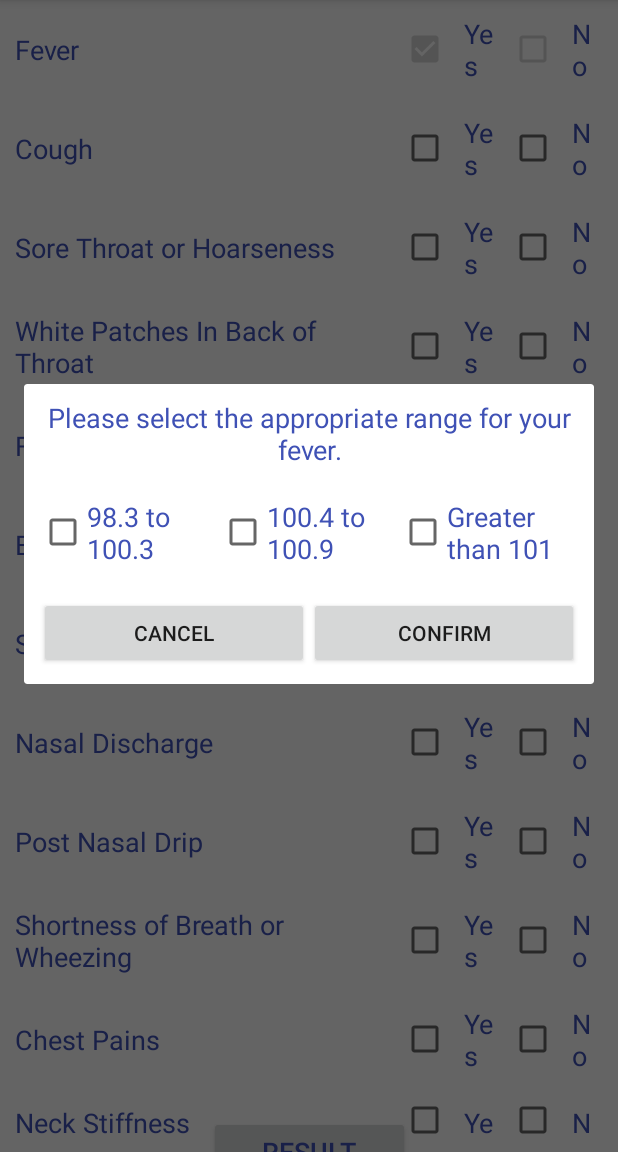
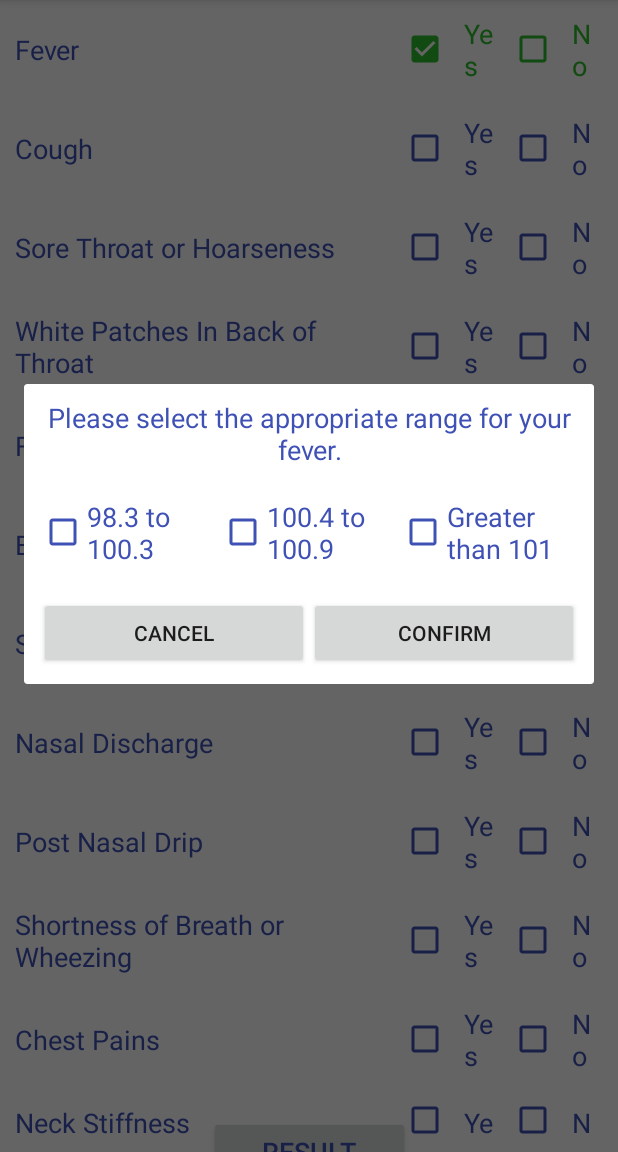
Before and after one commit to jrose27/AntibioticOrNot, an Android app: the QuestionnaireOneActivity screen opened directly, with no data from a screen before it, after a tap on "Yes", on a phone screen of 412 x 824 dp, the part 84-1236 px from its top. Run offline under Robolectric (Android 15) with nearby library versions, the phone set to English and light mode, and no system bars.

Commit message:
Added custom checkbox buttons and checkbox text

```diff
--- /dev/null
+++ b/app/src/main/res/drawable/checkbox_edit.xml
@@ -0,0 +1,8 @@
+<?xml version="1.0" encoding="utf-8"?>
+<selector xmlns:android="http://schemas.android.com/apk/res/android">
+
+        <item android:state_enabled="false" android:color="@color/colorAccent"/>
+        <item android:color="@color/colorPrimary"/>
+
+
+</selector>
--- a/app/src/main/res/layout/activity_questionnaire_one_layout.xml
+++ b/app/src/main/res/layout/activity_questionnaire_one_layout.xml
@@ -5,6 +5,7 @@
     android:layout_width="match_parent"
     android:layout_height="match_parent"
     tools:context="com.borregobrothers.jrose.antibioticornot.QuestionnaireOneActivity">
+
 
     <LinearLayout
         android:id="@+id/questionnaireOneLayout"
@@ -40,7 +41,8 @@
                 android:layout_weight="0.27"
                 android:text="@string/yes"
                 android:textSize="18sp"
-                android:textColor="@color/colorPrimary"
+                android:buttonTint="@drawable/checkbox_edit"
+                android:textColor="@drawable/checkbox_edit"
                 android:padding="10dp"/>
 
             <CheckBox
@@ -50,7 +52,8 @@
                 android:layout_weight="0.27"
                 android:text="@string/no"
                 android:textSize="18sp"
-                android:textColor="@color/colorPrimary"
+                android:buttonTint="@drawable/checkbox_edit"
+                android:textColor="@drawable/checkbox_edit"
                 android:padding="10dp"/>
 
         </LinearLayout>
@@ -80,7 +83,8 @@
                 android:layout_weight="0.27"
                 android:text="@string/yes"
                 android:textSize="18sp"
-                android:textColor="@color/colorPrimary"
+                android:buttonTint="@drawable/checkbox_edit"
+                android:textColor="@drawable/checkbox_edit"
                 android:padding="10dp"/>
 
             <CheckBox
@@ -90,7 +94,8 @@
                 android:layout_weight="0.27"
                 android:text="@string/no"
                 android:textSize="18sp"
-                android:textColor="@color/colorPrimary"
+                android:buttonTint="@drawable/checkbox_edit"
+                android:textColor="@drawable/checkbox_edit"
                 android:padding="10dp"/>
         </LinearLayout>
 
@@ -118,7 +123,8 @@
                 android:layout_weight="0.27"
                 android:text="@string/yes"
                 android:textSize="18sp"
-                android:textColor="@color/colorPrimary"
+                android:buttonTint="@drawable/checkbox_edit"
+                android:textColor="@drawable/checkbox_edit"
                 android:padding="10dp"/>
 
             <CheckBox
@@ -128,7 +134,8 @@
                 android:layout_weight="0.27"
                 android:text="@string/no"
                 android:textSize="18sp"
-                android:textColor="@color/colorPrimary"
+                android:buttonTint="@drawable/checkbox_edit"
+                android:textColor="@drawable/checkbox_edit"
                 android:padding="10dp"/>
         </LinearLayout>
 
@@ -145,7 +152,8 @@
                 android:layout_height="wrap_content"
                 android:layout_weight="1"
                 android:text="@string/white_patches_in_throat_label_text"
-                android:textColor="@color/colorPrimary"
+                android:buttonTint="@drawable/checkbox_edit"
+                android:textColor="@drawable/checkbox_edit"
                 android:textSize="18sp"
                 android:padding="10dp"/>
 
@@ -156,7 +164,8 @@
                 android:layout_weight="0.27"
                 android:text="@string/yes"
                 android:textSize="18sp"
-                android:textColor="@color/colorPrimary"
+                android:buttonTint="@drawable/checkbox_edit"
+                android:textColor="@drawable/checkbox_edit"
                 android:padding="10dp"/>
 
             <CheckBox
@@ -166,7 +175,8 @@
                 android:layout_weight="0.27"
                 android:text="@string/no"
                 android:textSize="18sp"
-                android:textColor="@color/colorPrimary"
+                android:buttonTint="@drawable/checkbox_edit"
+                android:textColor="@drawable/checkbox_edit"
                 android:padding="10dp"/>
         </LinearLayout>
 
@@ -194,7 +204,8 @@
                 android:layout_weight="0.27"
                 android:text="@string/yes"
                 android:textSize="18sp"
-                android:textColor="@color/colorPrimary"
+                android:buttonTint="@drawable/checkbox_edit"
+                android:textColor="@drawable/checkbox_edit"
                 android:padding="10dp"/>
 
             <CheckBox
@@ -204,7 +215,8 @@
                 android:layout_weight="0.27"
                 android:text="@string/no"
                 android:textSize="18sp"
-                android:textColor="@color/colorPrimary"
+                android:buttonTint="@drawable/checkbox_edit"
+                android:textColor="@drawable/checkbox_edit"
                 android:padding="10dp"/>
         </LinearLayout>
 
@@ -232,7 +244,8 @@
                 android:layout_weight="0.27"
                 android:text="@string/yes"
                 android:textSize="18sp"
-                android:textColor="@color/colorPrimary"
+                android:buttonTint="@drawable/checkbox_edit"
+                android:textColor="@drawable/checkbox_edit"
                 android:padding="10dp"/>
 
             <CheckBox
@@ -242,7 +255,8 @@
                 android:layout_weight="0.27"
                 android:text="@string/no"
                 android:textSize="18sp"
-                android:textColor="@color/colorPrimary"
+                android:buttonTint="@drawable/checkbox_edit"
+                android:textColor="@drawable/checkbox_edit"
                 android:padding="10dp"/>
         </LinearLayout>
 
@@ -270,7 +284,8 @@
                 android:layout_weight="0.27"
                 android:text="@string/yes"
                 android:textSize="18sp"
-                android:textColor="@color/colorPrimary"
+                android:buttonTint="@drawable/checkbox_edit"
+                android:textColor="@drawable/checkbox_edit"
                 android:padding="10dp"/>
 
             <CheckBox
@@ -280,7 +295,8 @@
                 android:layout_weight="0.27"
                 android:text="@string/no"
                 android:textSize="18sp"
-                android:textColor="@color/colorPrimary"
+                android:buttonTint="@drawable/checkbox_edit"
+                android:textColor="@drawable/checkbox_edit"
                 android:padding="10dp"/>
         </LinearLayout>
 
@@ -308,7 +324,8 @@
                 android:layout_weight="0.27"
                 android:text="@string/yes"
                 android:textSize="18sp"
-                android:textColor="@color/colorPrimary"
+                android:buttonTint="@drawable/checkbox_edit"
+                android:textColor="@drawable/checkbox_edit"
                 android:padding="10dp"/>
 
             <CheckBox
@@ -318,7 +335,8 @@
                 android:layout_weight="0.27"
                 android:text="@string/no"
                 android:textSize="18sp"
-                android:textColor="@color/colorPrimary"
+                android:buttonTint="@drawable/checkbox_edit"
+                android:textColor="@drawable/checkbox_edit"
                 android:padding="10dp"/>
         </LinearLayout>
 
@@ -347,7 +365,8 @@
                 android:layout_weight="0.27"
                 android:text="@string/yes"
                 android:textSize="18sp"
-                android:textColor="@color/colorPrimary"
+                android:buttonTint="@drawable/checkbox_edit"
+                android:textColor="@drawable/checkbox_edit"
                 android:padding="10dp"/>
 
             <CheckBox
@@ -357,7 +376,8 @@
                 android:layout_weight="0.27"
                 android:text="@string/no"
                 android:textSize="18sp"
-                android:textColor="@color/colorPrimary"
+                android:buttonTint="@drawable/checkbox_edit"
+                android:textColor="@drawable/checkbox_edit"
                 android:padding="10dp"/>
         </LinearLayout>
 
@@ -385,7 +405,8 @@
                 android:layout_weight="0.27"
                 android:text="@string/yes"
                 android:textSize="18sp"
-                android:textColor="@color/colorPrimary"
+                android:buttonTint="@drawable/checkbox_edit"
+                android:textColor="@drawable/checkbox_edit"
                 android:padding="10dp"/>
 
             <CheckBox
@@ -395,7 +416,8 @@
                 android:layout_weight="0.27"
                 android:text="@string/no"
                 android:textSize="18sp"
-                android:textColor="@color/colorPrimary"
+                android:buttonTint="@drawable/checkbox_edit"
+                android:textColor="@drawable/checkbox_edit"
                 android:padding="10dp"/>
         </LinearLayout>
 
@@ -423,7 +445,8 @@
                 android:layout_weight="0.27"
                 android:text="@string/yes"
                 android:textSize="18sp"
-                android:textColor="@color/colorPrimary"
+                android:buttonTint="@drawable/checkbox_edit"
+                android:textColor="@drawable/checkbox_edit"
                 android:padding="10dp"/>
 
             <CheckBox
@@ -433,7 +456,8 @@
                 android:layout_weight="0.27"
                 android:text="@string/no"
                 android:textSize="18sp"
-                android:textColor="@color/colorPrimary"
+                android:buttonTint="@drawable/checkbox_edit"
+                android:textColor="@drawable/checkbox_edit"
                 android:padding="10dp"/>
         </LinearLayout>
 
@@ -461,7 +485,8 @@
                 android:layout_weight="0.27"
                 android:text="@string/yes"
                 android:textSize="18sp"
-                android:textColor="@color/colorPrimary"
+                android:buttonTint="@drawable/checkbox_edit"
+                android:textColor="@drawable/checkbox_edit"
                 android:padding="10dp"/>
 
             <CheckBox
@@ -472,7 +497,8 @@
                 android:checked="false"
                 android:text="@string/no"
                 android:textSize="18sp"
-                android:textColor="@color/colorPrimary"
+                android:buttonTint="@drawable/checkbox_edit"
+                android:textColor="@drawable/checkbox_edit"
                 android:padding="10dp"/>
         </LinearLayout>
 
@@ -500,7 +526,8 @@
                 android:layout_weight="0.27"
                 android:text="@string/yes"
                 android:textSize="18sp"
-                android:textColor="@color/colorPrimary"
+                android:buttonTint="@drawable/checkbox_edit"
+                android:textColor="@drawable/checkbox_edit"
                 android:padding="10dp"/>
 
             <CheckBox
@@ -511,7 +538,8 @@
                 android:checked="false"
                 android:text="@string/no"
                 android:textSize="18sp"
-                android:textColor="@color/colorPrimary"
+                android:buttonTint="@drawable/checkbox_edit"
+                android:textColor="@drawable/checkbox_edit"
                 android:padding="10dp"/>
         </LinearLayout>
 
@@ -539,7 +567,8 @@
                 android:layout_weight="0.27"
                 android:text="@string/yes"
                 android:textSize="18sp"
-                android:textColor="@color/colorPrimary"
+                android:buttonTint="@drawable/checkbox_edit"
+                android:textColor="@drawable/checkbox_edit"
                 android:padding="10dp"/>
 
             <CheckBox
@@ -550,7 +579,8 @@
                 android:checked="false"
                 android:text="@string/no"
                 android:textSize="18sp"
-                android:textColor="@color/colorPrimary"
+                android:buttonTint="@drawable/checkbox_edit"
+                android:textColor="@drawable/checkbox_edit"
                 android:padding="10dp"/>
         </LinearLayout>
 
@@ -577,7 +607,8 @@
                 android:layout_weight="0.27"
                 android:text="@string/yes"
                 android:textSize="18sp"
-                android:textColor="@color/colorPrimary"
+                android:buttonTint="@drawable/checkbox_edit"
+                android:textColor="@drawable/checkbox_edit"
                 android:padding="10dp"/>
 
             <CheckBox
@@ -587,7 +618,8 @@
                 android:layout_weight="0.27"
                 android:text="@string/no"
                 android:textSize="18sp"
-                android:textColor="@color/colorPrimary"
+                android:buttonTint="@drawable/checkbox_edit"
+                android:textColor="@drawable/checkbox_edit"
                 android:padding="10dp"/>
         </LinearLayout>
 
@@ -617,7 +649,8 @@
                     android:layout_height="wrap_content"
                     android:layout_weight="1"
                     android:text="@string/one_to_three_days"
-                    android:textColor="@color/colorPrimary"
+                    android:buttonTint="@drawable/checkbox_edit"
+                    android:textColor="@drawable/checkbox_edit"
                     android:textSize="18sp"
                     android:padding="5dp"/>
 
@@ -627,7 +660,8 @@
                     android:layout_height="wrap_content"
                     android:layout_weight="1"
                     android:text="@string/four_to_seven_days"
-                    android:textColor="@color/colorPrimary"
+                    android:buttonTint="@drawable/checkbox_edit"
+                    android:textColor="@drawable/checkbox_edit"
                     android:textSize="18sp"
                     android:padding="5dp"/>
 
@@ -637,7 +671,8 @@
                     android:layout_height="wrap_content"
                     android:layout_weight="1"
                     android:text="@string/more_than_seven_days"
-                    android:textColor="@color/colorPrimary"
+                    android:buttonTint="@drawable/checkbox_edit"
+                    android:textColor="@drawable/checkbox_edit"
                     android:textSize="18sp"
                     android:padding="5dp"/>
             </LinearLayout>
--- a/app/src/main/res/layout/dialog_fever_layout.xml
+++ b/app/src/main/res/layout/dialog_fever_layout.xml
@@ -38,7 +38,8 @@
                 android:layout_weight="1"
                 android:text="@string/ninety_eight_point_three_to_one_hundred_point_three"
                 android:textSize="18sp"
-                android:textColor="@color/colorPrimary"/>
+                android:buttonTint="@drawable/checkbox_edit"
+                android:textColor="@drawable/checkbox_edit"/>
 
             <CheckBox
                 android:id="@+id/secondFeverRangeCheckbox"
@@ -47,7 +48,8 @@
                 android:layout_weight="1"
                 android:text="@string/one_hundred_point_four_to_one_hundred_point_nine"
                 android:textSize="18sp"
-                android:textColor="@color/colorPrimary"/>
+                android:buttonTint="@drawable/checkbox_edit"
+                android:textColor="@drawable/checkbox_edit"/>
 
             <CheckBox
                 android:id="@+id/thirdFeverRangeCheckbox"
@@ -56,7 +58,8 @@
                 android:layout_weight="1"
                 android:text="@string/greater_than_one_hundred_and_one"
                 android:textSize="18sp"
-                android:textColor="@color/colorPrimary"/>
+                android:buttonTint="@drawable/checkbox_edit"
+                android:textColor="@drawable/checkbox_edit"/>
 
         </LinearLayout>
 
--- a/app/src/main/res/layout/dialog_nasal_discharge_layout.xml
+++ b/app/src/main/res/layout/dialog_nasal_discharge_layout.xml
@@ -38,7 +38,8 @@
                 android:layout_weight="1"
                 android:text="@string/nasal_discharge_color_clear_text"
                 android:textSize="18sp"
-                android:textColor="@color/colorPrimary"/>
+                android:buttonTint="@drawable/checkbox_edit"
+                android:textColor="@drawable/checkbox_edit"/>
 
             <CheckBox
                 android:id="@+id/nasalDischargeColorYellowGreenCheckbox"
@@ -47,7 +48,8 @@
                 android:layout_weight="1"
                 android:text="@string/nasal_discharge_color_yellow_green_text"
                 android:textSize="18sp"
-                android:textColor="@color/colorPrimary"/>
+                android:buttonTint="@drawable/checkbox_edit"
+                android:textColor="@drawable/checkbox_edit"/>
 
         </LinearLayout>
 
--- a/app/src/main/res/layout/dialog_pre_existing_conditions_layout.xml
+++ b/app/src/main/res/layout/dialog_pre_existing_conditions_layout.xml
@@ -39,7 +39,8 @@
                 android:layout_weight="1"
                 android:text="@string/pregnant_or_two_weeks_postpartum"
                 android:textSize="17sp"
-                android:textColor="@color/colorPrimary"/>
+                android:buttonTint="@drawable/checkbox_edit"
+                android:textColor="@drawable/checkbox_edit"/>
 
             <CheckBox
                 android:id="@+id/cancerCheckbox"
@@ -48,7 +49,8 @@
                 android:layout_weight="1"
                 android:text="@string/cancer"
                 android:textSize="17sp"
-                android:textColor="@color/colorPrimary"/>
+                android:buttonTint="@drawable/checkbox_edit"
+                android:textColor="@drawable/checkbox_edit"/>
 
         </LinearLayout>
 
@@ -68,7 +70,8 @@
                 android:layout_weight="1"
                 android:text="@string/copd"
                 android:textSize="17sp"
-                android:textColor="@color/colorPrimary"/>
+                android:buttonTint="@drawable/checkbox_edit"
+                android:textColor="@drawable/checkbox_edit"/>
 
             <CheckBox
                 android:id="@+id/cadCheckbox"
@@ -77,7 +80,8 @@
                 android:layout_weight="1"
                 android:text="@string/cad"
                 android:textSize="17sp"
-                android:textColor="@color/colorPrimary"/>
+                android:buttonTint="@drawable/checkbox_edit"
+                android:textColor="@drawable/checkbox_edit"/>
 
         </LinearLayout>
 
@@ -97,7 +101,8 @@
                 android:layout_weight="1"
                 android:text="@string/hiv"
                 android:textSize="17sp"
-                android:textColor="@color/colorPrimary"/>
+                android:buttonTint="@drawable/checkbox_edit"
+                android:textColor="@drawable/checkbox_edit"/>
 
             <CheckBox
                 android:id="@+id/aidsCheckbox"
@@ -106,7 +111,8 @@
                 android:layout_weight="1"
                 android:text="@string/aids"
                 android:textSize="17sp"
-                android:textColor="@color/colorPrimary"/>
+                android:buttonTint="@drawable/checkbox_edit"
+                android:textColor="@drawable/checkbox_edit"/>
 
         </LinearLayout>
 
@@ -126,7 +132,8 @@
                 android:layout_weight="1"
                 android:text="@string/recent_use_of_antibiotics"
                 android:textSize="17sp"
-                android:textColor="@color/colorPrimary"/>
+                android:buttonTint="@drawable/checkbox_edit"
+                android:textColor="@drawable/checkbox_edit"/>
 
             <CheckBox
                 android:id="@+id/recentHospitalizationCheckbox"
@@ -135,7 +142,8 @@
                 android:layout_weight="1"
                 android:text="@string/recent_hospitalization"
                 android:textSize="17sp"
-                android:textColor="@color/colorPrimary"/>
+                android:buttonTint="@drawable/checkbox_edit"
+                android:textColor="@drawable/checkbox_edit"/>
 
         </LinearLayout>
 
@@ -155,7 +163,8 @@
                 android:layout_weight="1"
                 android:text="@string/autoimmune_disease"
                 android:textSize="17sp"
-                android:textColor="@color/colorPrimary"/>
+                android:buttonTint="@drawable/checkbox_edit"
+                android:textColor="@drawable/checkbox_edit"/>
 
             <CheckBox
                 android:id="@+id/chronicSteroidUseCheckbox"
@@ -164,7 +173,8 @@
                 android:layout_weight="1"
                 android:text="@string/chronic_steroid_use"
                 android:textSize="17sp"
-                android:textColor="@color/colorPrimary"/>
+                android:buttonTint="@drawable/checkbox_edit"
+                android:textColor="@drawable/checkbox_edit"/>
 
         </LinearLayout>
 
```
